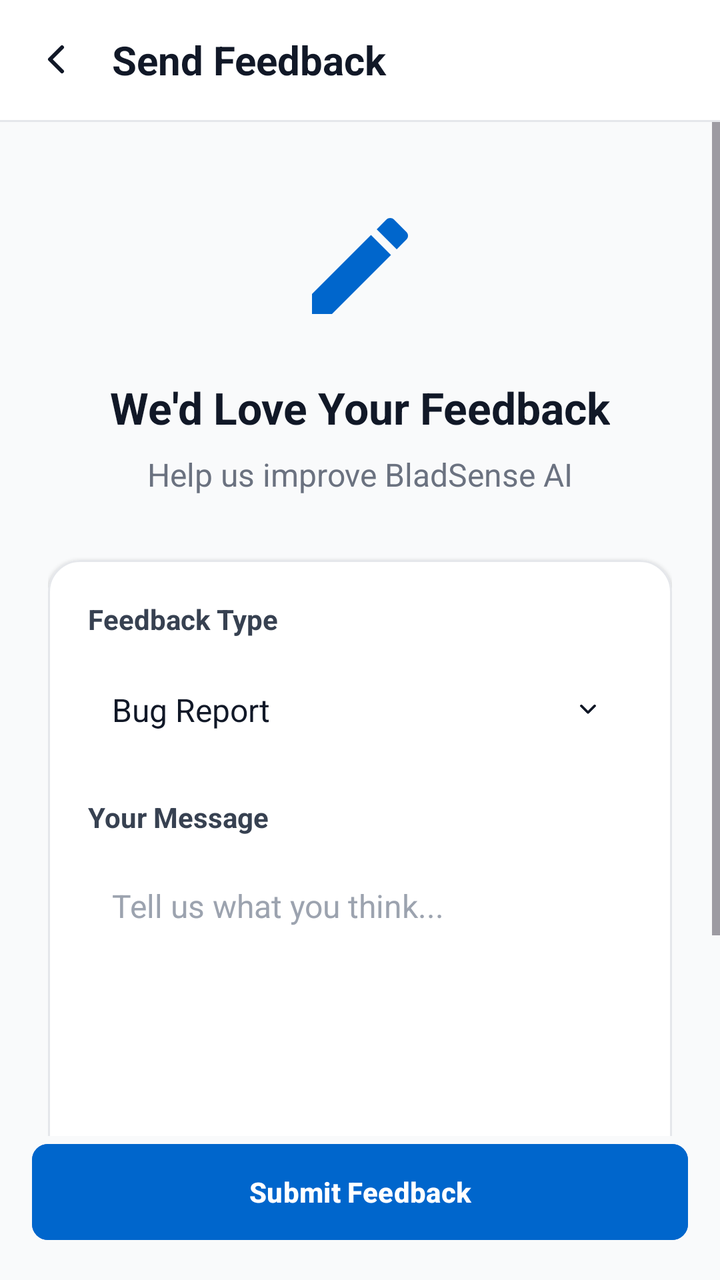
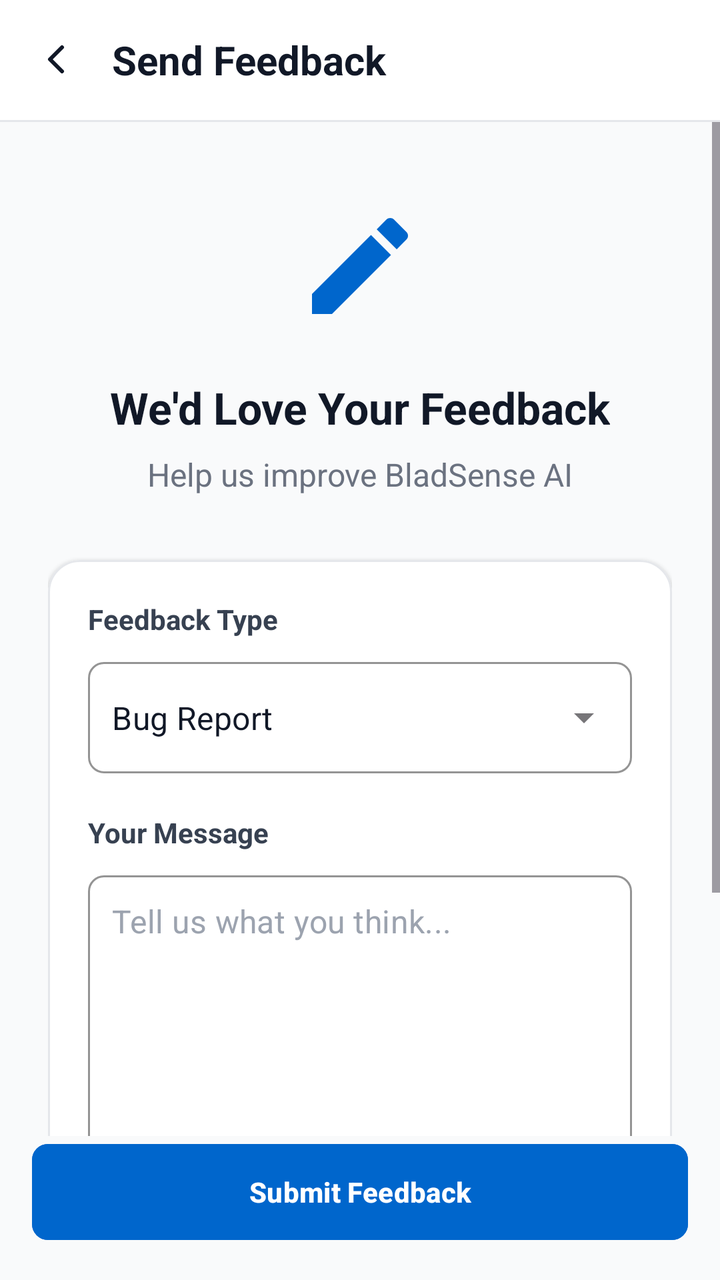

Two renders of the same Android screen: before a commit and after it. Below are the layout's source before the change and the commit's diff.
<!-- AndroidManifest.xml: application theme Theme.Bladder_frontend -->
<!-- res/layout/activity_feed.xml -->
<?xml version="1.0" encoding="utf-8"?>
<androidx.constraintlayout.widget.ConstraintLayout xmlns:android="http://schemas.android.com/apk/res/android"
    xmlns:app="http://schemas.android.com/apk/res-auto"
    xmlns:tools="http://schemas.android.com/tools"
    android:layout_width="match_parent"
    android:layout_height="match_parent"
    android:background="#F9FAFB"
    tools:context=".FeedActivity">

    
    <androidx.appcompat.widget.Toolbar
        android:id="@+id/toolbar"
        android:layout_width="match_parent"
        android:layout_height="60dp"
        android:background="#FFFFFF"
        app:layout_constraintTop_toTopOf="parent">

        <RelativeLayout
            android:layout_width="match_parent"
            android:layout_height="wrap_content"
            android:layout_marginEnd="16dp">

            <ImageView
                android:id="@+id/btn_back"
                android:layout_width="24dp"
                android:layout_height="24dp"
                android:layout_centerVertical="true"
                android:src="@drawable/ic_arrow_back"
                app:tint="#111827" />

            <TextView
                android:layout_width="wrap_content"
                android:layout_height="wrap_content"
                android:layout_centerVertical="true"
                android:layout_marginStart="16dp"
                android:layout_toEndOf="@id/btn_back"
                android:text="Send Feedback"
                android:textColor="#111827"
                android:textSize="20sp"
                android:textStyle="bold" />
        </RelativeLayout>
    </androidx.appcompat.widget.Toolbar>

    <View
        android:id="@+id/divider"
        android:layout_width="match_parent"
        android:layout_height="1dp"
        android:background="#E5E7EB"
        app:layout_constraintTop_toBottomOf="@id/toolbar" />

    <ScrollView
        android:layout_width="match_parent"
        android:layout_height="0dp"
        android:fillViewport="true"
        app:layout_constraintBottom_toTopOf="@+id/btn_submit"
        app:layout_constraintTop_toBottomOf="@id/divider">

        <LinearLayout
            android:layout_width="match_parent"
            android:layout_height="wrap_content"
            android:gravity="center_horizontal"
            android:orientation="vertical"
            android:padding="24dp">

            <ImageView
                android:layout_width="64dp"
                android:layout_height="64dp"
                android:layout_marginTop="16dp"
                android:src="@drawable/ic_manual_mode"
                app:tint="#0066CC" />

            <TextView
                android:layout_width="wrap_content"
                android:layout_height="wrap_content"
                android:layout_marginTop="24dp"
                android:text="We'd Love Your Feedback"
                android:textColor="#111827"
                android:textSize="22sp"
                android:textStyle="bold" />

            <TextView
                android:layout_width="wrap_content"
                android:layout_height="wrap_content"
                android:layout_marginTop="8dp"
                android:text="Help us improve BladSense AI"
                android:textColor="#6B7280"
                android:textSize="16sp" />

            <com.google.android.material.card.MaterialCardView
                android:layout_width="match_parent"
                android:layout_height="wrap_content"
                android:layout_marginTop="32dp"
                app:cardBackgroundColor="#FFFFFF"
                app:cardCornerRadius="16dp"
                app:cardElevation="1dp"
                app:strokeColor="#E5E7EB"
                app:strokeWidth="1dp">

                <LinearLayout
                    android:layout_width="match_parent"
                    android:layout_height="wrap_content"
                    android:orientation="vertical"
                    android:padding="20dp">

                    <TextView
                        android:layout_width="wrap_content"
                        android:layout_height="wrap_content"
                        android:text="Feedback Type"
                        android:textColor="#374151"
                        android:textSize="14sp"
                        android:textStyle="bold" />

                    <RelativeLayout
                        android:layout_width="match_parent"
                        android:layout_height="48dp"
                        android:layout_marginTop="12dp"
                        android:background="@drawable/rounded_white_bg"
                        android:backgroundTint="#FFFFFF"
                        android:paddingHorizontal="12dp">

                        <TextView
                            android:layout_width="wrap_content"
                            android:layout_height="wrap_content"
                            android:layout_centerVertical="true"
                            android:text="Bug Report"
                            android:textColor="#111827"
                            android:textSize="16sp" />

                        <ImageView
                            android:layout_width="20dp"
                            android:layout_height="20dp"
                            android:layout_alignParentEnd="true"
                            android:layout_centerVertical="true"
                            android:src="@drawable/ic_chevron_down"
                            app:tint="#111827" />
                    </RelativeLayout>

                    <TextView
                        android:layout_width="wrap_content"
                        android:layout_height="wrap_content"
                        android:layout_marginTop="20dp"
                        android:text="Your Message"
                        android:textColor="#374151"
                        android:textSize="14sp"
                        android:textStyle="bold" />

                    <EditText
                        android:layout_width="match_parent"
                        android:layout_height="120dp"
                        android:layout_marginTop="12dp"
                        android:background="@drawable/rounded_white_bg"
                        android:backgroundTint="#FFFFFF"
                        android:gravity="top"
                        android:hint="Tell us what you think..."
                        android:padding="12dp"
                        android:textColor="#111827"
                        android:textColorHint="#9CA3AF"
                        android:textSize="16sp" />

                    <TextView
                        android:layout_width="wrap_content"
                        android:layout_height="wrap_content"
                        android:layout_marginTop="20dp"
                        android:text="Email (optional)"
                        android:textColor="#374151"
                        android:textSize="14sp"
                        android:textStyle="bold" />

                    <EditText
                        android:layout_width="match_parent"
                        android:layout_height="48dp"
                        android:layout_marginTop="12dp"
                        android:background="@drawable/rounded_white_bg"
                        android:backgroundTint="#FFFFFF"
                        android:hint="your@email.com"
                        android:inputType="textEmailAddress"
                        android:paddingHorizontal="12dp"
                        android:textColor="#111827"
                        android:textColorHint="#9CA3AF"
                        android:textSize="16sp" />

                </LinearLayout>
            </com.google.android.material.card.MaterialCardView>

        </LinearLayout>
    </ScrollView>

    <com.google.android.material.button.MaterialButton
        android:id="@+id/btn_submit"
        android:layout_width="match_parent"
        android:layout_height="56dp"
        android:layout_margin="16dp"
        android:backgroundTint="#0066CC"
        android:text="Submit Feedback"
        android:textAllCaps="false"
        android:textColor="#FFFFFF"
        android:textStyle="bold"
        app:cornerRadius="8dp"
        app:layout_constraintBottom_toBottomOf="parent" />

</androidx.constraintlayout.widget.ConstraintLayout>
<!-- resources referenced by this layout -->
<resources>
  <!-- drawable ic_arrow_back (drawable) -->
  <vector xmlns:android="http://schemas.android.com/apk/res/android"
      android:width="24dp"
      android:height="24dp"
      android:viewportWidth="24"
      android:viewportHeight="24">
    <path
        android:pathData="M15,18l-6,-6l6,-6"
        android:strokeLineJoin="round"
        android:strokeWidth="2"
        android:fillColor="#00000000"
        android:strokeColor="#000000"
        android:strokeLineCap="round"/>
  </vector>
  <!-- drawable ic_chevron_down (drawable) -->
  <vector xmlns:android="http://schemas.android.com/apk/res/android"
      android:width="14dp"
      android:height="14dp"
      android:viewportWidth="14"
      android:viewportHeight="14">
      <path
          android:fillColor="#000000"
          android:pathData="M9.64276,5.23239C9.81361,5.40324 9.81361,5.68025 9.64276,5.85109L7.30942,8.18442C7.13856,8.35528 6.8616,8.35528 6.69074,8.18442L4.35739,5.85109C4.18653,5.68025 4.18653,5.40324 4.35739,5.23239C4.52824,5.06153 4.80525,5.06153 4.97611,5.23239L7.00008,7.25634L9.02407,5.23239C9.19493,5.06153 9.4719,5.06153 9.64276,5.23239Z" />
  </vector>
  <!-- drawable ic_manual_mode (drawable) -->
  <vector xmlns:android="http://schemas.android.com/apk/res/android"
      android:width="24dp"
      android:height="24dp"
      android:viewportWidth="24"
      android:viewportHeight="24">
      <path
          android:fillColor="#FF9800"
          android:pathData="M3,17.25V21h3.75L17.81,9.94l-3.75,-3.75L3,17.25zM20.71,7.04c0.39,-0.39 0.39,-1.02 0,-1.41l-2.34,-2.34c-0.39,-0.39 -1.02,-0.39 -1.41,0l-1.83,1.83 3.75,3.75 1.83,-1.83z" />
  </vector>
  <!-- drawable rounded_white_bg (drawable) -->
  <?xml version="1.0" encoding="utf-8"?>
  <shape xmlns:android="http://schemas.android.com/apk/res/android">
      <solid android:color="#FFFFFF" />
      <corners android:radius="12dp" />
      <stroke android:width="1dp" android:color="#E5E7EB" />
  </shape>
  <style name="Theme.Bladder_frontend" parent="Base.Theme.Bladder_frontend" />
  <style name="Base.Theme.Bladder_frontend" parent="Theme.Material3.DayNight.NoActionBar">
          
          
      </style>
</resources>

<!-- the commit's change to res/layout/activity_feed.xml (unified diff, before → after) -->
@@ -110,30 +110,31 @@
                         android:textSize="14sp"
                         android:textStyle="bold" />
 
-                    <RelativeLayout
+                    <com.google.android.material.textfield.TextInputLayout
+                        android:id="@+id/menu_feedback_type"
+                        style="@style/Widget.MaterialComponents.TextInputLayout.OutlinedBox.ExposedDropdownMenu"
                         android:layout_width="match_parent"
-                        android:layout_height="48dp"
+                        android:layout_height="wrap_content"
                         android:layout_marginTop="12dp"
-                        android:background="@drawable/rounded_white_bg"
-                        android:backgroundTint="#FFFFFF"
-                        android:paddingHorizontal="12dp">
-
-                        <TextView
-                            android:layout_width="wrap_content"
+                        app:boxBackgroundColor="#FFFFFF"
+                        app:boxCornerRadiusBottomEnd="8dp"
+                        app:boxCornerRadiusBottomStart="8dp"
+                        app:boxCornerRadiusTopEnd="8dp"
+                        app:boxCornerRadiusTopStart="8dp"
+                        app:boxStrokeColor="#E5E7EB"
+                        app:hintEnabled="false">
+
+                        <AutoCompleteTextView
+                            android:id="@+id/auto_feedback_type"
+                            android:layout_width="match_parent"
                             android:layout_height="wrap_content"
-                            android:layout_centerVertical="true"
+                            android:inputType="none"
+                            android:paddingHorizontal="12dp"
                             android:text="Bug Report"
                             android:textColor="#111827"
                             android:textSize="16sp" />
 
-                        <ImageView
-                            android:layout_width="20dp"
-                            android:layout_height="20dp"
-                            android:layout_alignParentEnd="true"
-                            android:layout_centerVertical="true"
-                            android:src="@drawable/ic_chevron_down"
-                            app:tint="#111827" />
-                    </RelativeLayout>
+                    </com.google.android.material.textfield.TextInputLayout>
 
                     <TextView
                         android:layout_width="wrap_content"
@@ -144,18 +145,31 @@
                         android:textSize="14sp"
                         android:textStyle="bold" />
 
-                    <EditText
+                    <com.google.android.material.textfield.TextInputLayout
                         android:layout_width="match_parent"
-                        android:layout_height="120dp"
+                        android:layout_height="wrap_content"
                         android:layout_marginTop="12dp"
-                        android:background="@drawable/rounded_white_bg"
-                        android:backgroundTint="#FFFFFF"
-                        android:gravity="top"
-                        android:hint="Tell us what you think..."
-                        android:padding="12dp"
-                        android:textColor="#111827"
-                        android:textColorHint="#9CA3AF"
-                        android:textSize="16sp" />
+                        style="@style/Widget.MaterialComponents.TextInputLayout.OutlinedBox"
+                        app:boxBackgroundColor="#FFFFFF"
+                        app:boxCornerRadiusBottomEnd="8dp"
+                        app:boxCornerRadiusBottomStart="8dp"
+                        app:boxCornerRadiusTopEnd="8dp"
+                        app:boxCornerRadiusTopStart="8dp"
+                        app:boxStrokeColor="#E5E7EB"
+                        app:hintEnabled="false">
+
+                        <com.google.android.material.textfield.TextInputEditText
+                            android:id="@+id/et_message"
+                            android:layout_width="match_parent"
+                            android:layout_height="140dp"
+                            android:gravity="top"
+                            android:hint="Tell us what you think..."
+                            android:padding="12dp"
+                            android:textColor="#111827"
+                            android:textColorHint="#9CA3AF"
+                            android:textSize="16sp" />
+
+                    </com.google.android.material.textfield.TextInputLayout>
 
                     <TextView
                         android:layout_width="wrap_content"
@@ -166,18 +180,31 @@
                         android:textSize="14sp"
                         android:textStyle="bold" />
 
-                    <EditText
+                    <com.google.android.material.textfield.TextInputLayout
                         android:layout_width="match_parent"
-                        android:layout_height="48dp"
+                        android:layout_height="wrap_content"
                         android:layout_marginTop="12dp"
-                        android:background="@drawable/rounded_white_bg"
-                        android:backgroundTint="#FFFFFF"
-                        android:hint="your@email.com"
-                        android:inputType="textEmailAddress"
-                        android:paddingHorizontal="12dp"
-                        android:textColor="#111827"
-                        android:textColorHint="#9CA3AF"
-                        android:textSize="16sp" />
+                        style="@style/Widget.MaterialComponents.TextInputLayout.OutlinedBox"
+                        app:boxBackgroundColor="#FFFFFF"
+                        app:boxCornerRadiusBottomEnd="8dp"
+                        app:boxCornerRadiusBottomStart="8dp"
+                        app:boxCornerRadiusTopEnd="8dp"
+                        app:boxCornerRadiusTopStart="8dp"
+                        app:boxStrokeColor="#E5E7EB"
+                        app:hintEnabled="false">
+
+                        <com.google.android.material.textfield.TextInputEditText
+                            android:id="@+id/et_email"
+                            android:layout_width="match_parent"
+                            android:layout_height="wrap_content"
+                            android:hint="your@email.com"
+                            android:inputType="textEmailAddress"
+                            android:paddingHorizontal="12dp"
+                            android:textColor="#111827"
+                            android:textColorHint="#9CA3AF"
+                            android:textSize="16sp" />
+
+                    </com.google.android.material.textfield.TextInputLayout>
 
                 </LinearLayout>
             </com.google.android.material.card.MaterialCardView>
<!-- resource entries referenced after the edit -->
@@ -14,16 +14,6 @@
         android:strokeColor="#000000"
         android:strokeLineCap="round"/>
   </vector>
-  <!-- drawable ic_chevron_down (drawable) -->
-  <vector xmlns:android="http://schemas.android.com/apk/res/android"
-      android:width="14dp"
-      android:height="14dp"
-      android:viewportWidth="14"
-      android:viewportHeight="14">
-      <path
-          android:fillColor="#000000"
-          android:pathData="M9.64276,5.23239C9.81361,5.40324 9.81361,5.68025 9.64276,5.85109L7.30942,8.18442C7.13856,8.35528 6.8616,8.35528 6.69074,8.18442L4.35739,5.85109C4.18653,5.68025 4.18653,5.40324 4.35739,5.23239C4.52824,5.06153 4.80525,5.06153 4.97611,5.23239L7.00008,7.25634L9.02407,5.23239C9.19493,5.06153 9.4719,5.06153 9.64276,5.23239Z" />
-  </vector>
   <!-- drawable ic_manual_mode (drawable) -->
   <vector xmlns:android="http://schemas.android.com/apk/res/android"
       android:width="24dp"
@@ -34,17 +24,11 @@
           android:fillColor="#FF9800"
           android:pathData="M3,17.25V21h3.75L17.81,9.94l-3.75,-3.75L3,17.25zM20.71,7.04c0.39,-0.39 0.39,-1.02 0,-1.41l-2.34,-2.34c-0.39,-0.39 -1.02,-0.39 -1.41,0l-1.83,1.83 3.75,3.75 1.83,-1.83z" />
   </vector>
-  <!-- drawable rounded_white_bg (drawable) -->
-  <?xml version="1.0" encoding="utf-8"?>
-  <shape xmlns:android="http://schemas.android.com/apk/res/android">
-      <solid android:color="#FFFFFF" />
-      <corners android:radius="12dp" />
-      <stroke android:width="1dp" android:color="#E5E7EB" />
-  </shape>
   <style name="Theme.Bladder_frontend" parent="Base.Theme.Bladder_frontend" />
   <style name="Base.Theme.Bladder_frontend" parent="Theme.Material3.DayNight.NoActionBar">
           
-          
+          <item name="colorPrimary">@color/colorPrimary</item>
       </style>
+  <color name="colorPrimary">#0066CC</color>
 </resources>
 
